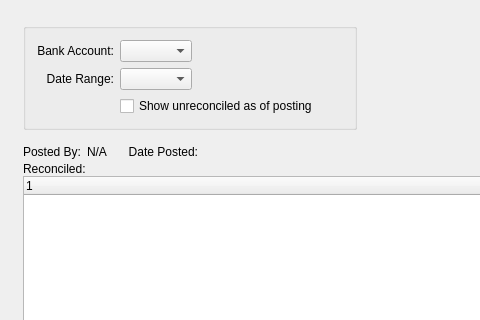
Old version of the form guiclient/dspBankrecHistory.ui in the repository Pegasus-RPG/xtuple-client; both pictures show x 0 to 480 and y 0 to 320 of the 800 by 600 pixel window.
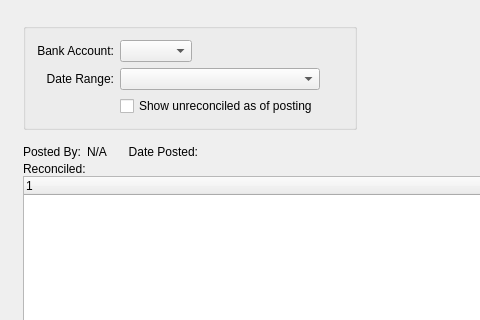
New version of the form. Custom widgets are drawn as their Qt base class.

Commit message: Set minimum width of bankrec combobox

```diff
--- a/guiclient/dspBankrecHistory.ui
+++ b/guiclient/dspBankrecHistory.ui
@@ -80,7 +80,14 @@
           <item row="1" column="1">
            <layout class="QHBoxLayout" name="horizontalLayout_2">
             <item>
-             <widget class="XComboBox" name="_bankrec"/>
+             <widget class="XComboBox" name="_bankrec">
+              <property name="minimumSize">
+               <size>
+                <width>200</width>
+                <height>0</height>
+               </size>
+              </property>
+             </widget>
             </item>
             <item>
              <spacer name="horizontalSpacer_2">
```
